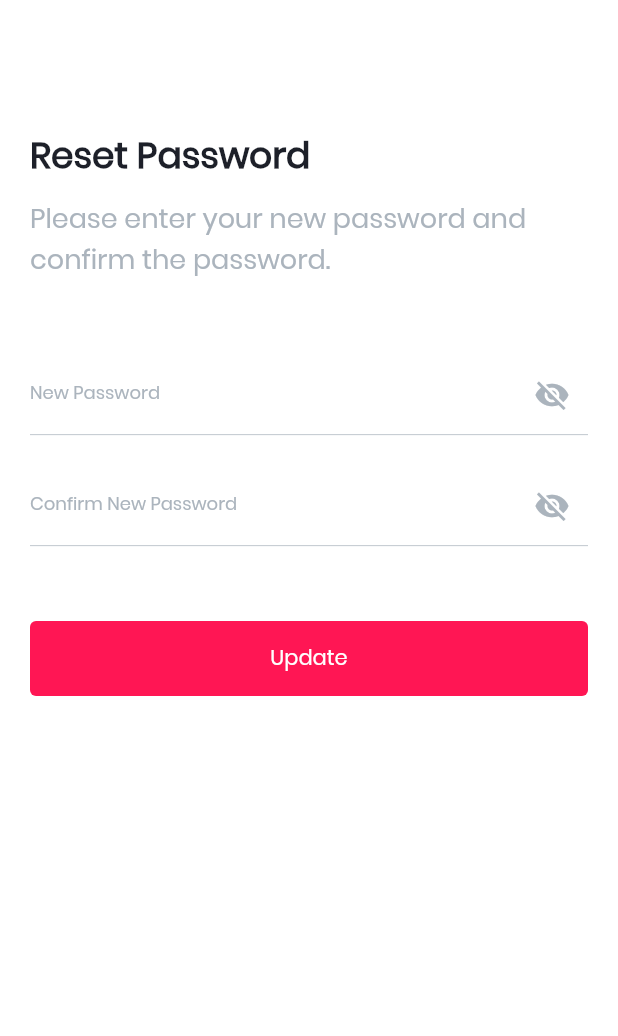
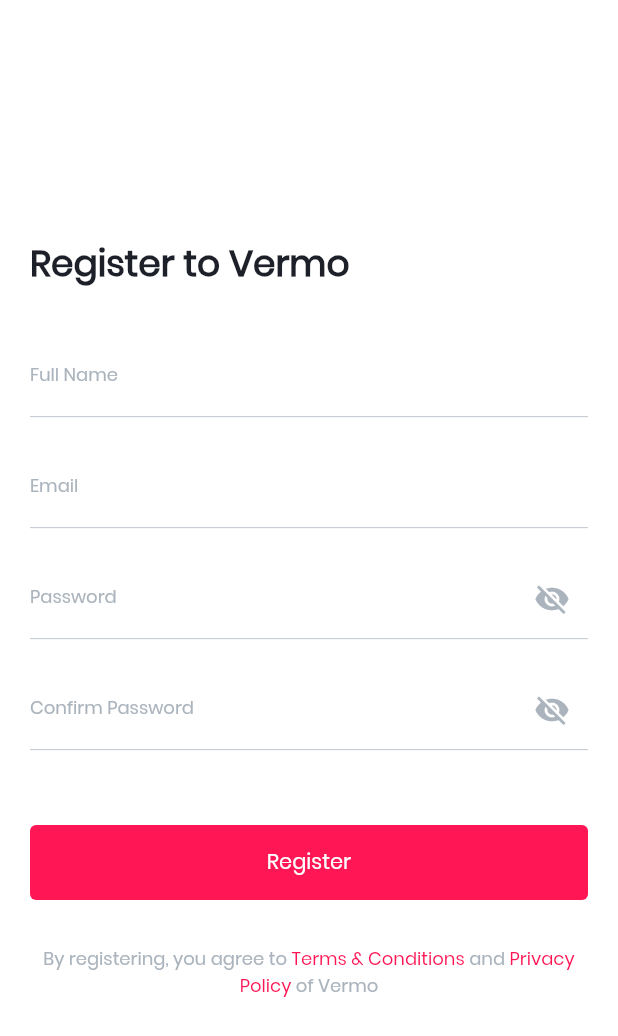
Before and after one commit to Manuelkpatsu/flutter_auth_ui, a Flutter app: the screen it shows after launch, on a phone screen of 412 x 824 dp. Shown: the top 1036 px of the screen. Run offline on Flutter 3.47's test engine with Material 2 defaults, Android fonts, the phone set to English and light mode, and no system bars.

Commit message:
Add register screen

```diff
--- a/lib/main.dart
+++ b/lib/main.dart
@@ -1,6 +1,6 @@
 import 'package:flutter/material.dart';
 import 'package:flutter_auth_ui/theme/custom_theme.dart';
-import 'package:flutter_auth_ui/ui/screens/reset_password_screen.dart';
+import 'package:flutter_auth_ui/ui/screens/register_screen.dart';
 
 void main() {
   runApp(const MyApp());
@@ -15,7 +15,7 @@ class MyApp extends StatelessWidget {
       debugShowCheckedModeBanner: false,
       theme: CustomTheme.lightTheme,
       darkTheme: CustomTheme.darkTheme,
-      home: const ResetPasswordScreen(),
+      home: const RegisterScreen(),
     );
   }
 }
--- /dev/null
+++ b/lib/ui/screens/register_screen.dart
@@ -0,0 +1,178 @@
+import 'package:flutter/gestures.dart';
+import 'package:flutter/material.dart';
+import 'package:flutter_auth_ui/theme/custom_color.dart';
+import 'package:flutter_auth_ui/ui/widgets/password_input_field.dart';
+import 'package:flutter_auth_ui/ui/widgets/text_input_field.dart';
+import 'package:flutter_auth_ui/utils/validator.dart';
+
+class RegisterScreen extends StatefulWidget {
+  const RegisterScreen({Key? key}) : super(key: key);
+
+  @override
+  _RegisterScreenState createState() => _RegisterScreenState();
+}
+
+class _RegisterScreenState extends State<RegisterScreen> {
+  final TextEditingController fullNameController = TextEditingController();
+  final TextEditingController emailController = TextEditingController();
+  final TextEditingController passwordController = TextEditingController();
+  final TextEditingController confirmPasswordController =
+      TextEditingController();
+  final GlobalKey<FormState> _formKey = GlobalKey<FormState>();
+  bool _showPassword = true;
+  bool _showConfirmPassword = true;
+
+  @override
+  void dispose() {
+    fullNameController.dispose();
+    emailController.dispose();
+    passwordController.dispose();
+    confirmPasswordController.dispose();
+    super.dispose();
+  }
+
+  @override
+  Widget build(BuildContext context) {
+    return Scaffold(
+      body: SafeArea(
+        child: Center(
+          child: SingleChildScrollView(
+            padding: const EdgeInsets.symmetric(horizontal: 20),
+            child: Form(
+              key: _formKey,
+              autovalidateMode: AutovalidateMode.onUserInteraction,
+              child: Column(
+                children: [
+                  const SizedBox(height: 30),
+                  title(),
+                  const SizedBox(height: 30),
+                  fullNameTextField(),
+                  const SizedBox(height: 20),
+                  emailTextField(),
+                  const SizedBox(height: 20),
+                  passwordTextField(),
+                  const SizedBox(height: 20),
+                  confirmPasswordTextField(),
+                  const SizedBox(height: 50),
+                  registerButton(),
+                  const SizedBox(height: 30),
+                  conditionsAndPolicy(),
+                  const SizedBox(height: 30),
+                ],
+              ),
+            ),
+          ),
+        ),
+      ),
+    );
+  }
+
+  Widget title() {
+    return Align(
+      alignment: Alignment.centerLeft,
+      child: Text(
+        'Register to Vermo',
+        style: Theme.of(context).textTheme.headline1!.copyWith(
+              fontWeight: FontWeight.bold,
+            ),
+      ),
+    );
+  }
+
+  Widget fullNameTextField() {
+    return TextInputField(
+      controller: fullNameController,
+      inputAction: TextInputAction.next,
+      inputType: TextInputType.name,
+      validator: Validator.fullName,
+      textCapitalization: TextCapitalization.words,
+      label: 'Full Name',
+    );
+  }
+
+  Widget emailTextField() {
+    return TextInputField(
+      controller: emailController,
+      inputAction: TextInputAction.next,
+      inputType: TextInputType.emailAddress,
+      validator: Validator.email,
+      label: 'Email',
+    );
+  }
+
+  Widget passwordTextField() {
+    return PasswordInputField(
+      controller: passwordController,
+      inputAction: TextInputAction.next,
+      validator: Validator.password,
+      obscureText: _showPassword,
+      toggle: () => setState(() => _showPassword = !_showPassword),
+      label: 'Password',
+    );
+  }
+
+  Widget confirmPasswordTextField() {
+    return PasswordInputField(
+      controller: confirmPasswordController,
+      inputAction: TextInputAction.done,
+      validator: (String? value) {
+        if (value!.isEmpty) {
+          return 'Please confirm password';
+        }
+
+        if (passwordController.text != confirmPasswordController.text) {
+          return "Passwords do not match";
+        }
+
+        return null;
+      },
+      obscureText: _showConfirmPassword,
+      toggle: () =>
+          setState(() => _showConfirmPassword = !_showConfirmPassword),
+      label: 'Confirm Password',
+    );
+  }
+
+  Widget registerButton() {
+    return ElevatedButton(
+      onPressed: () {},
+      child: const Text('Register'),
+    );
+  }
+
+  Widget conditionsAndPolicy() {
+    return RichText(
+      textAlign: TextAlign.center,
+      text: TextSpan(
+        text: 'By registering, you agree to ',
+        style: Theme.of(context).textTheme.bodyText1!.copyWith(
+              fontSize: 12,
+            ),
+        children: [
+          TextSpan(
+            text: 'Terms & Conditions ',
+            recognizer: TapGestureRecognizer()..onTap = () {},
+            style: Theme.of(context).textTheme.bodyText1!.copyWith(
+                  color: CustomColor.primaryColor,
+                  fontSize: 12,
+                ),
+          ),
+          const TextSpan(
+            text: 'and ',
+          ),
+          TextSpan(
+            text: 'Privacy Policy ',
+            recognizer: TapGestureRecognizer()..onTap = () {},
+            style: Theme.of(context).textTheme.bodyText1!.copyWith(
+                  color: CustomColor.primaryColor,
+                  fontSize: 12,
+                ),
+          ),
+          const TextSpan(
+            text: 'of Vermo',
+          ),
+        ],
+      ),
+    );
+  }
+}
--- a/lib/ui/screens/reset_password_screen.dart
+++ b/lib/ui/screens/reset_password_screen.dart
@@ -87,7 +87,7 @@ class _ResetPasswordScreenState extends State<ResetPasswordScreen> {
       inputAction: TextInputAction.done,
       validator: (String? value) {
         if (value!.isEmpty) {
-          return 'Please re-enter password';
+          return 'Please confirm password';
         }
 
         if (newPasswordController.text != confirmPasswordController.text) {
```
